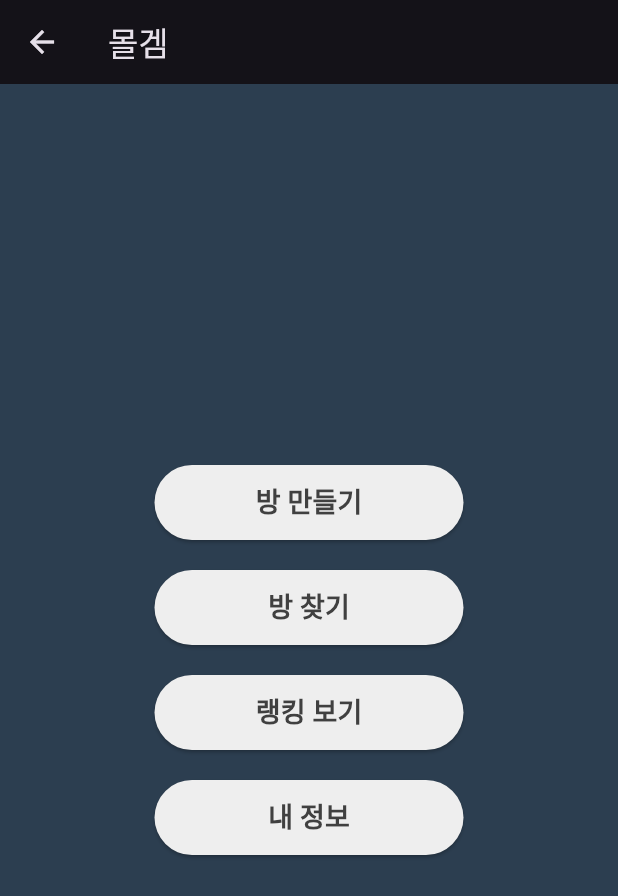
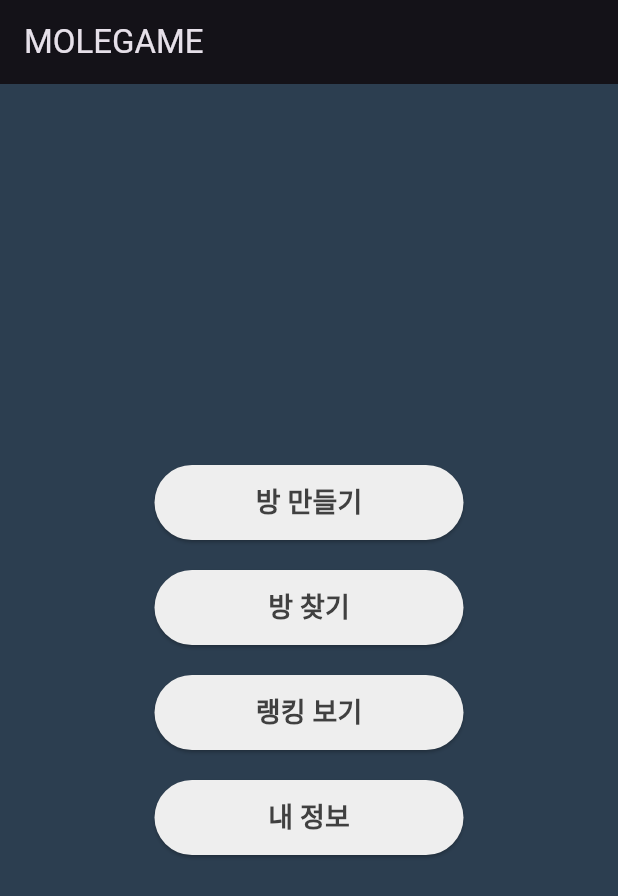
Before and after one commit to Jinyshin/madcamp_week2, a Flutter app: the MainMenuScreen screen opened by its route, on a phone screen of 412 x 824 dp. Shown: the top 896 px of the screen. Run offline on Flutter 3.47's test engine with Material 3 defaults, Android fonts, the phone set to English and light mode, and no system bars; our stand-ins replace dio, flutter_secure_storage, flutter_svg, fluttertoast, google_sign_in; accounts and stored records are empty.

```diff
--- a/client/lib/main.dart
+++ b/client/lib/main.dart
@@ -20,7 +20,7 @@ class MyApp extends StatelessWidget {
   Widget build(BuildContext context) {
     return MaterialApp(
       debugShowCheckedModeBanner: false,
-      title: 'MolGam',
+      title: 'MOLEGAME',
       theme: ThemeData.dark().copyWith(
         scaffoldBackgroundColor: AppColors.bgColor,
       ),
--- a/client/lib/ui/view/main_menu_screen.dart
+++ b/client/lib/ui/view/main_menu_screen.dart
@@ -29,7 +29,8 @@ class MainMenuScreen extends StatelessWidget {
   Widget build(BuildContext context) {
     return Scaffold(
       appBar: AppBar(
-        title: const Text('몰겜'),
+        title: const Text('MOLEGAME'),
+        automaticallyImplyLeading: false,
       ),
       body: Center(
         child: Column(
```
Also changed, not shown: client/lib/common/widgets/custon_auth_button.dart (+6 -3 lines), client/lib/ui/view/splash_screen.dart (+9 -9 lines).
